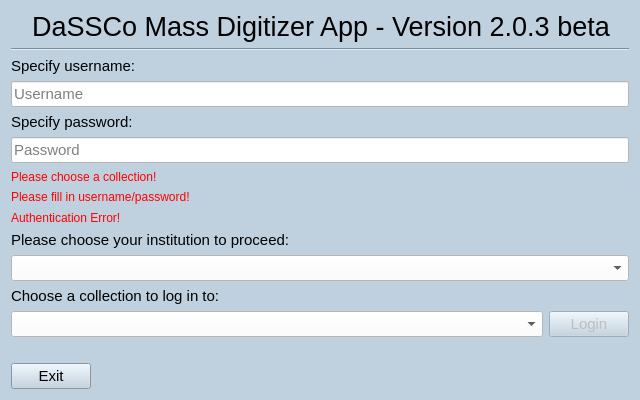
Before: the Qt Designer form MassDigitizer/ui/homescreen.ui in NHMDenmark/Mass-Digitizer, drawn with Qt 5.
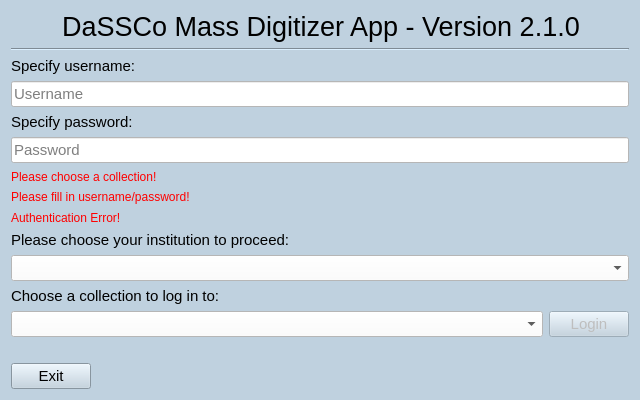
After: the same form once the commit is applied.

What changed in the file:
```diff
--- a/MassDigitizer/ui/homescreen.ui
+++ b/MassDigitizer/ui/homescreen.ui
@@ -61,7 +61,7 @@
       </font>
      </property>
      <property name="text">
-      <string>DaSSCo Mass Digitizer App - Version 2.0.3 beta</string>
+      <string>DaSSCo Mass Digitizer App - Version 2.1.0</string>
      </property>
      <property name="alignment">
       <set>Qt::AlignmentFlag::AlignCenter</set>
```
